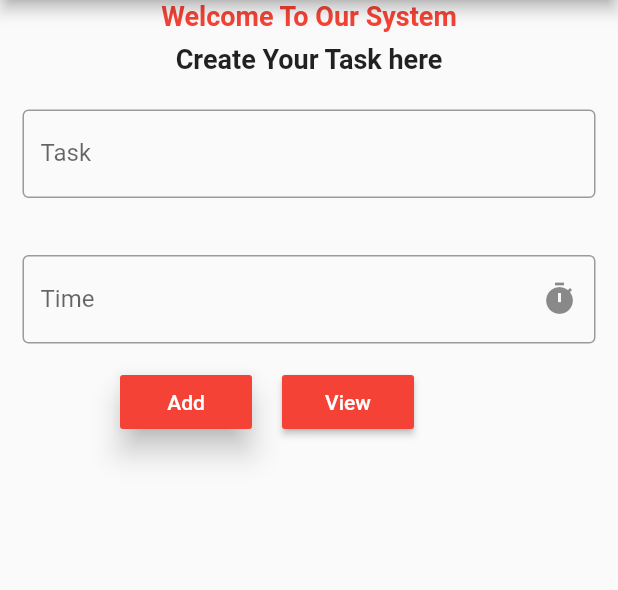
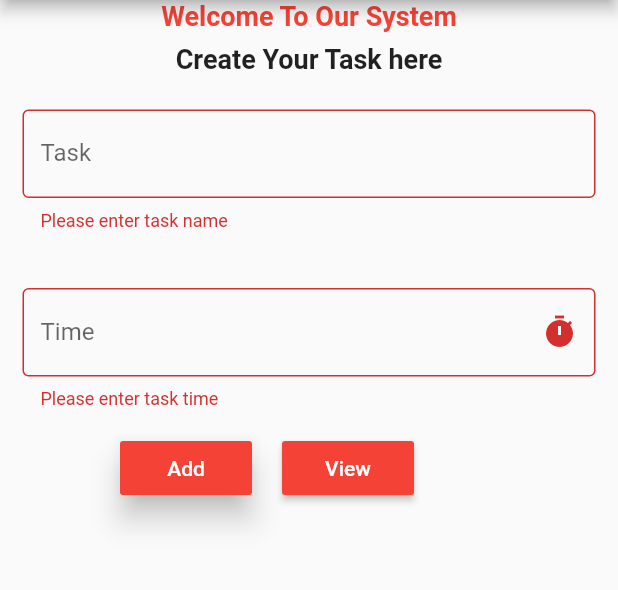
Before and after one commit to Floride125-art/Tasks, a Flutter app: the screen it shows after launch, after a tap on "Add", on a phone screen of 412 x 824 dp, the part 84-674 px from its top. Run offline on Flutter 3.47's test engine with Material 2 defaults, Android fonts, the phone set to English and light mode, and no system bars.

Commit message:
modified my codes

```diff
--- a/lib/Tasks.dart
+++ b/lib/Tasks.dart
@@ -131,6 +131,9 @@ class _TasksState extends State<Tasks> {
               padding: const EdgeInsets.all(15),
               child: TextField(
                   decoration: InputDecoration(
+                    hintText: 'Please Enter Task Name',
+                    errorText:
+                        taskNameError == "" ? "" : "Please enter task name",
                     labelText: 'Task',
                     border: OutlineInputBorder(),
                   ),
@@ -143,6 +146,9 @@ class _TasksState extends State<Tasks> {
               padding: const EdgeInsets.all(15),
               child: TextField(
                 decoration: InputDecoration(
+                  hintText: 'Task Time',
+                  errorText:
+                      taskTimeError == "" ? "" : "Please enter task time",
                   labelText: 'Time',
                   border: OutlineInputBorder(),
                   suffixIcon: IconButton(
```
